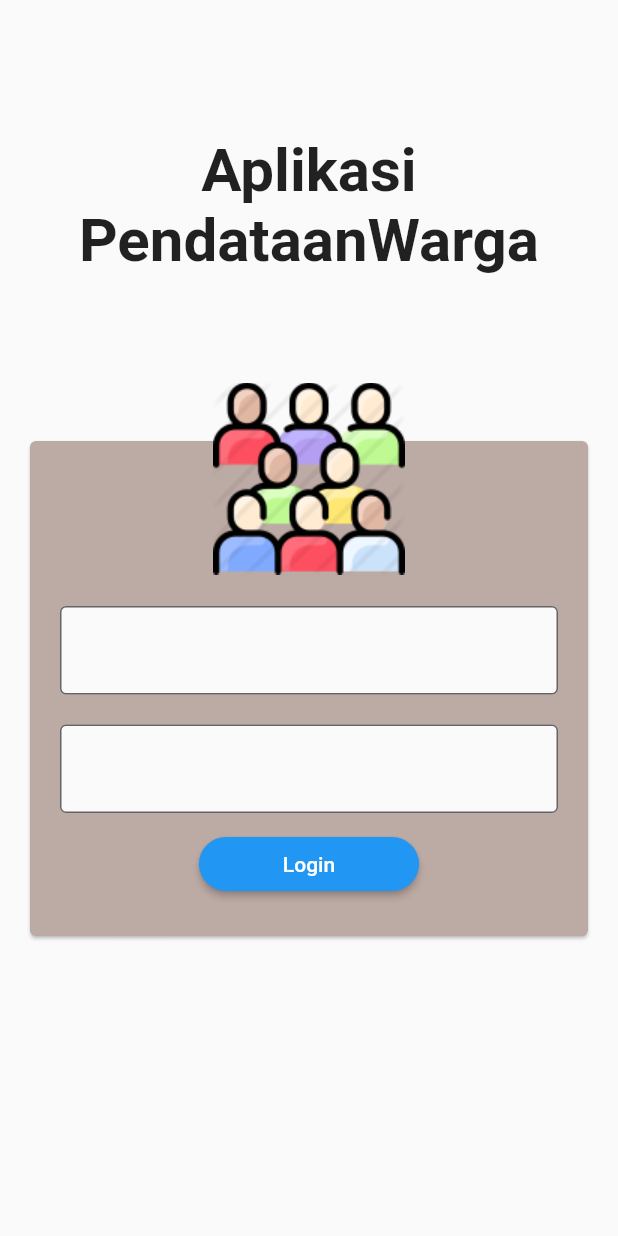
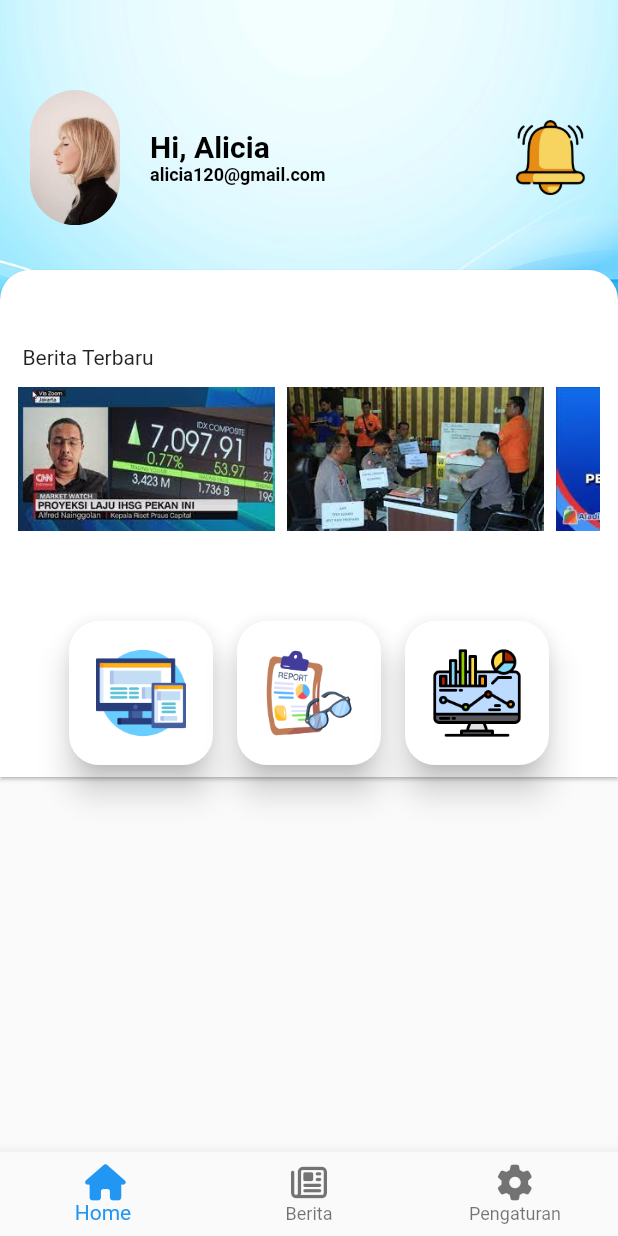
Before and after one commit to alfinaagustini12210692/12210692-project2, a Flutter app: the screen it shows after launch, after a tap on "Login", on a phone screen of 412 x 824 dp. Run offline on Flutter 3.47's test engine with Material 2 defaults, Android fonts, the light colour scheme and no system bars; our stand-ins replace font_awesome_flutter; network calls fail.

Commit message:
ini project saya

```diff
--- a/lib/main.dart
+++ b/lib/main.dart
@@ -1,8 +1,23 @@
 import 'package:flutter/material.dart';
-import 'package:pendataanwarga/views/Login_view.dart';
+import 'package:pendataanwarga/providers/berita_panel_provider.dart';
+import 'package:pendataanwarga/views/login_view.dart';
+import 'package:pendataanwarga/providers/dashboard_provider.dart';
+import 'package:provider/provider.dart';
 
 main(List<String> args) {
-  runApp(const MaterialApp(home: LoginView()));
+  runApp(MultiProvider(
+    providers: [
+      ChangeNotifierProvider(create: (c) => DashboardProvider()),
+      ChangeNotifierProvider(create: (c) => BeritaPanelProvider())
+    ],
+    builder: (context, Widget) {
+      return MaterialApp(
+        theme:
+            ThemeData(appBarTheme: AppBarTheme(backgroundColor: Colors.purple)),
+        home: LoginView(),
+      );
+    },
+  ));
 }
 
 class MyApp extends StatelessWidget {
--- /dev/null
+++ b/lib/providers/berita_panel_provider.dart
@@ -0,0 +1,21 @@
+import 'dart:convert';
+import 'package:flutter/material.dart';
+import 'package:http/http.dart' as http;
+
+class BeritaPanelProvider with ChangeNotifier {
+  List data = [];
+
+  Future<List> muatdata() async {
+    final url =
+        "http://api.mediastack.com/v1/news?access_key=55763be91cc8b0b24213fa3b1c4f1620";
+    final response = await http.get(Uri.parse(url));
+    if (response.statusCode != 200) {
+      data = [];
+    } else {
+      final js = jsonDecode(response.body);
+      data = js['data'];
+    }
+    notifyListeners();
+    return data;
+  }
+}
--- /dev/null
+++ b/lib/providers/dashboard_provider.dart
@@ -0,0 +1,10 @@
+import 'package:flutter/material.dart';
+
+class DashboardProvider with ChangeNotifier {
+  int indexTombol = 0;
+
+  void saatdiklik(int index) {
+    indexTombol = index;
+    notifyListeners();
+  }
+}
--- /dev/null
+++ b/lib/views/berita_panel.dart
@@ -0,0 +1,37 @@
+import 'package:flutter/material.dart';
+import 'package:pendataanwarga/providers/berita_panel_provider.dart';
+import 'package:pendataanwarga/providers/dashboard_provider.dart';
+import 'package:provider/provider.dart';
+
+class BeritaPanel extends StatelessWidget {
+  @override
+  Widget build(BuildContext context) {
+    context.read<BeritaPanelProvider>().muatdata();
+
+    return Scaffold(
+      appBar: AppBar(
+        title: Text('Berita'),
+        elevation: 0,
+        backgroundColor: Colors.blue,
+      ),
+      body: Consumer<BeritaPanelProvider>(builder: (context, prov, w) {
+        return ListView(
+          children: [
+            for (final data in prov.data)
+              Column(
+                mainAxisSize: MainAxisSize.min,
+                children: [
+                  Text('${data['title']}'),
+                  Image.network(data['image'] ?? '',
+                      errorBuilder: (context, error, stackTrace) {
+                    return Image.asset('assets/logo.png');
+                  }),
+                  Text('${data['description']}')
+                ],
+              )
+          ],
+        );
+      }),
+    );
+  }
+}
--- /dev/null
+++ b/lib/views/dashboard_view.dart
@@ -0,0 +1,232 @@
+import 'package:flutter/material.dart';
+import 'package:font_awesome_flutter/font_awesome_flutter.dart';
+import 'package:pendataanwarga/providers/dashboard_provider.dart';
+import 'package:pendataanwarga/views/berita_panel.dart';
+import 'package:provider/provider.dart';
+
+class Dashboardview extends StatelessWidget {
+  @override
+  Widget build(BuildContext context) {
+    final panels = [DashboardPanel(), BeritaPanel(), SizedBox()];
+    return Consumer<DashboardProvider>(builder: (context, Provider, Widget) {
+      return Scaffold(
+          bottomNavigationBar: NavigatorBawah(),
+          body: panels[Provider.indexTombol]);
+    });
+  }
+}
+
+class DashboardPanel extends StatelessWidget {
+  const DashboardPanel({
+    super.key,
+  });
+
+  @override
+  Widget build(BuildContext context) {
+    return Stack(
+      children: [
+        Image.asset(
+          'assets/background.png',
+        ),
+        InformasiPengguna(),
+        SingleChildScrollView(
+          child: Padding(
+            padding: const EdgeInsets.only(top: 180),
+            child: Card(
+                shape: RoundedRectangleBorder(
+                    borderRadius: BorderRadius.only(
+                        topLeft: Radius.circular(20),
+                        topRight: Radius.circular(20))),
+                margin: EdgeInsets.zero,
+                child: Container(
+                  width: double.infinity,
+                  child: Column(
+                    children: [
+                      SizedBox(
+                        height: 50,
+                      ),
+                      LabelBerita(),
+                      ListBerita(),
+                      SizedBox(
+                        height: 40,
+                      ),
+                      Wrap(
+                        children: [
+                          TombolMenu(
+                              image: Image.asset(
+                            'assets/icon1.png',
+                            width: 60,
+                          )),
+                          TombolMenu(
+                              image: Image.asset(
+                            'assets/icon2.png',
+                            width: 60,
+                          )),
+                          TombolMenu(
+                              image: Image.asset(
+                            'assets/icon3.png',
+                            width: 60,
+                          )),
+                        ],
+                      )
+                    ],
+                  ),
+                )),
+          ),
+        )
+      ],
+    );
+  }
+}
+
+class TombolMenu extends StatelessWidget {
+  final Image? image;
+  const TombolMenu({Key? key, this.image}) : super(key: key);
+
+  @override
+  Widget build(BuildContext context) {
+    return Card(
+      elevation: 9,
+      shape: RoundedRectangleBorder(borderRadius: BorderRadius.circular(20)),
+      margin: EdgeInsets.all(8),
+      child: Padding(
+          padding: const EdgeInsets.all(18.0), child: image ?? SizedBox()),
+    );
+  }
+}
+
+class LabelBerita extends StatelessWidget {
+  const LabelBerita({
+    super.key,
+  });
+
+  @override
+  Widget build(BuildContext context) {
+    return Padding(
+      padding: const EdgeInsets.only(left: 15),
+      child:
+          Align(alignment: Alignment.centerLeft, child: Text('Berita Terbaru')),
+    );
+  }
+}
+
+class ListBerita extends StatelessWidget {
+  const ListBerita({
+    super.key,
+  });
+
+  @override
+  Widget build(BuildContext context) {
+    return Container(
+      height: 120,
+      child: Padding(
+        padding: const EdgeInsets.all(12.0),
+        child: ListView(
+          scrollDirection: Axis.horizontal,
+          children: [
+            Padding(
+              padding: const EdgeInsets.only(right: 8),
+              child: Image.asset(
+                'assets/berita1.png',
+                height: 120,
+              ),
+            ),
+            Padding(
+              padding: const EdgeInsets.only(right: 8),
+              child: Image.asset(
+                'assets/berita2.png',
+                height: 120,
+              ),
+            ),
+            Padding(
+              padding: const EdgeInsets.only(right: 8),
+              child: Image.asset(
+                'assets/berita3.png',
+                height: 120,
+              ),
+            ),
+          ],
+        ),
+      ),
+    );
+  }
+}
+
+class NavigatorBawah extends StatelessWidget {
+  const NavigatorBawah({
+    super.key,
+  });
+
+  @override
+  Widget build(BuildContext context) {
+    final p = context.read<DashboardProvider>();
+
+    return BottomNavigationBar(
+      currentIndex: p.indexTombol,
+      onTap: (value) {
+        p.saatdiklik(value);
+      },
+      items: [
+        BottomNavigationBarItem(
+            icon: Icon(FontAwesomeIcons.house), label: 'Home'),
+        BottomNavigationBarItem(
+            icon: Icon(FontAwesomeIcons.newspaper), label: 'Berita'),
+        BottomNavigationBarItem(
+            icon: Icon(FontAwesomeIcons.gear), label: 'Pengaturan')
+      ],
+    );
+  }
+}
+
+class InformasiPengguna extends StatelessWidget {
+  const InformasiPengguna({
+    super.key,
+  });
+
+  @override
+  Widget build(BuildContext context) {
+    return Padding(
+      padding: const EdgeInsets.fromLTRB(20, 60, 20, 0),
+      child: Row(
+        children: [
+          ClipRRect(
+            borderRadius: BorderRadius.circular(50),
+            child: Image.asset(
+              'assets/profile.png',
+              width: 60,
+            ),
+          ),
+          SizedBox(
+            width: 20,
+          ),
+          Expanded(
+            child: Column(
+              mainAxisSize: MainAxisSize.min,
+              crossAxisAlignment: CrossAxisAlignment.start,
+              children: [
+                Text(
+                  'Hi, Alicia',
+                  style: TextStyle(
+                      fontSize: 20,
+                      fontWeight: FontWeight.bold,
+                      color: Colors.black),
+                ),
+                Text(
+                  'alicia120@gmail.com',
+                  style: TextStyle(
+                      fontSize: 12,
+                      fontWeight: FontWeight.bold,
+                      color: Colors.black),
+                )
+              ],
+            ),
+          ),
+          Image.asset(
+            'assets/bell.png',
+            width: 50,
+          )
+        ],
+      ),
+    );
+  }
+}
--- a/lib/views/login_view.dart
+++ b/lib/views/login_view.dart
@@ -1,4 +1,5 @@
 import 'package:flutter/material.dart';
+import 'package:pendataanwarga/views/dashboard_view.dart';
 
 class LoginView extends StatelessWidget {
   const LoginView({Key? key}) : super(key: key);
@@ -11,7 +12,7 @@ class LoginView extends StatelessWidget {
           Padding(
             padding: const EdgeInsets.only(top: 90, bottom: 60),
             child: Text(
-              'Aplikasi\nPendataanWarga',
+              'Aplikasi\nPendataan Warga',
               style: TextStyle(fontSize: 40, fontWeight: FontWeight.bold),
               textAlign: TextAlign.center,
             ),
@@ -47,15 +48,20 @@ class LoginView extends StatelessWidget {
                         ),
                       ),
                       ElevatedButton(
-                        onPressed: () {},
+                        onPressed: () {
+                          Navigator.pushReplacement(context,
+                              MaterialPageRoute(builder: (bc) {
+                            return Dashboardview();
+                          }));
+                        },
                         child: Padding(
                           padding: const EdgeInsets.symmetric(horizontal: 40),
                           child: Text('Login'),
                         ),
                         style: ElevatedButton.styleFrom(
-                          shape: RoundedRectangleBorder(
-                              borderRadius: BorderRadius.circular(30)),
-                        ),
+                            shape: RoundedRectangleBorder(
+                                borderRadius: BorderRadius.circular(30)),
+                            primary: Colors.red),
                       )
                     ],
                   ),
```
Also changed, not shown: pubspec.yaml (+8 -2 lines), assets/background.png (added), assets/bell.png (added), assets/berita1.png (added), assets/berita2.png (added), assets/berita3.png (added), assets/icon1.png (added), assets/icon2.png (added), assets/icon3.png (added), assets/profile.png (added), pubspec.lock, 3 other files.
